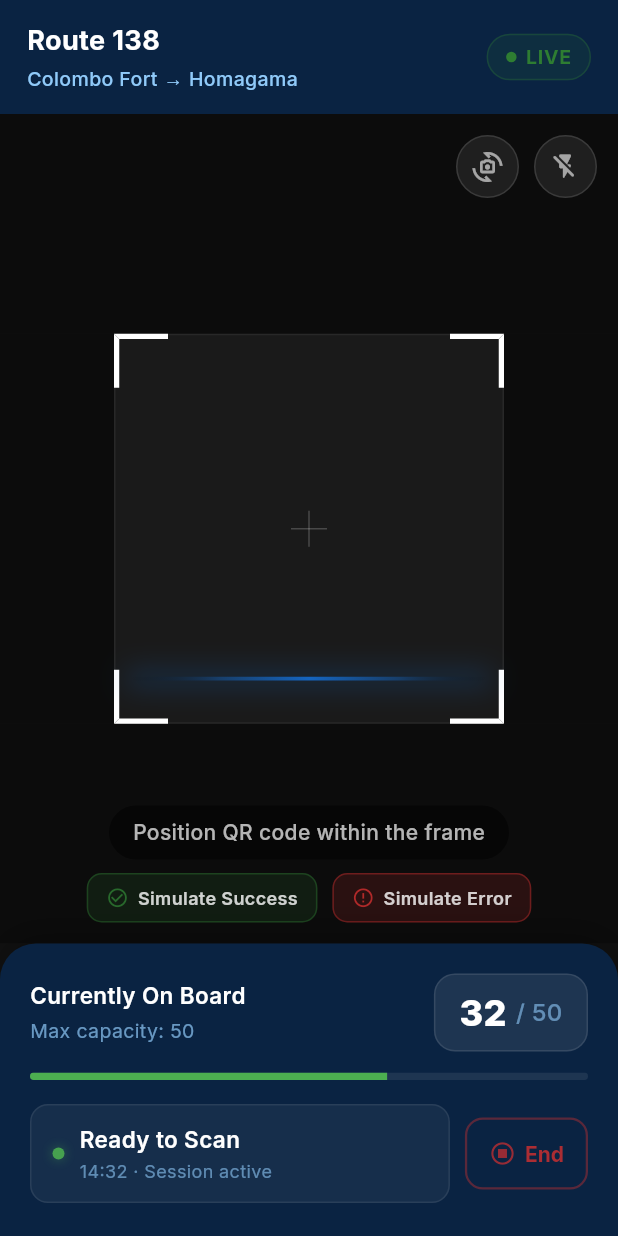
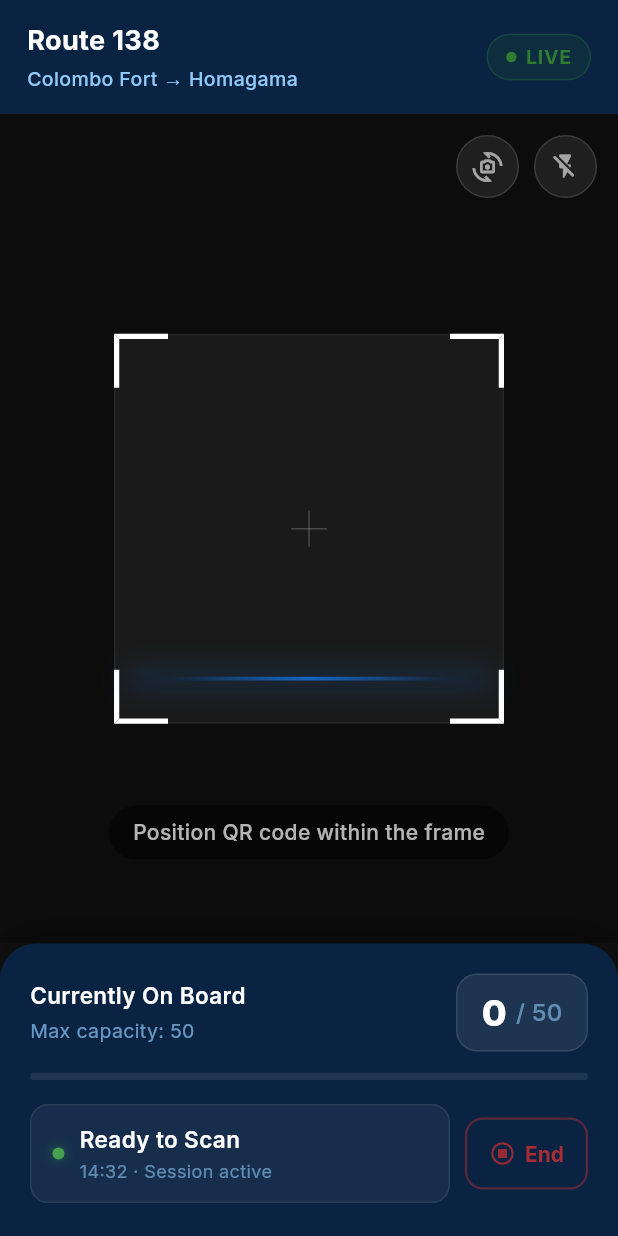
Before and after one commit to NimuthuGanegoda/Online-Bus-Travelling-Management-Production-Ready, a Flutter app: the ActiveScannerScreen screen opened directly, on a phone screen of 412 x 824 dp. Run offline on Flutter 3.47's test engine with Material 3 defaults, Android fonts, the phone set to English and light mode, and no system bars; our stand-ins replace dio, flutter_map, flutter_secure_storage, go_router, google_fonts, latlong2 and 4 more; accounts and stored records are empty; network calls fail.

Commit message:
feat: add live on-board passenger count API and integrate with scanner UI

```diff
--- a/apps/mobile/busgo_scanner/lib/screens/active_scanner_screen.dart
+++ b/apps/mobile/busgo_scanner/lib/screens/active_scanner_screen.dart
@@ -20,6 +20,12 @@ class _ActiveScannerScreenState extends State<ActiveScannerScreen>
   late AnimationController _pulseController;
   late Animation<double> _pulseAnimation;
 
+  bool _processing = false;
+
+  // Real on-board count from /api/driver/me (mapped from bus.crowd_level)
+  int _onBoard = 0;
+  int _capacity = 50;
+
   @override
   void initState() {
     super.initState();
@@ -30,7 +36,6 @@ class _ActiveScannerScreenState extends State<ActiveScannerScreen>
     _scanLineAnimation = Tween<double>(begin: 0.0, end: 1.0).animate(
       CurvedAnimation(parent: _scanLineController, curve: Curves.easeInOut),
     );
-
     _pulseController = AnimationController(
       vsync: this,
       duration: const Duration(milliseconds: 1500),
@@ -38,9 +43,20 @@ class _ActiveScannerScreenState extends State<ActiveScannerScreen>
     _pulseAnimation = Tween<double>(begin: 0.3, end: 1.0).animate(
       CurvedAnimation(parent: _pulseController, curve: Curves.easeInOut),
     );
+
+    _refreshOnBoardCount();
   }
 
-  bool _processing = false;
+  Future<void> _refreshOnBoardCount() async {
+    try {
+      final res = await ApiService().getOnBoardCount();
+      if (!mounted || res == null) return;
+      setState(() {
+        _onBoard = res.passengers;
+        _capacity = res.capacity;
+      });
+    } catch (_) {/* leave count as-is on error */}
+  }
 
   @override
   void dispose() {
@@ -380,40 +396,6 @@ class _ActiveScannerScreenState extends State<ActiveScannerScreen>
                 ),
               ),
 
-              // Demo buttons
-              Positioned(
-                bottom: 14,
-                left: 0,
-                right: 0,
-                child: Row(
-                  mainAxisAlignment: MainAxisAlignment.center,
-                  children: [
-                    _demoBtn(
-                      'Simulate Success',
-                      AppColors.success,
-                      Icons.check_circle_outline,
-                      () => Navigator.push(
-                        context,
-                        MaterialPageRoute(
-                          builder: (_) => const ScanSuccessScreen(),
-                        ),
-                      ),
-                    ),
-                    const SizedBox(width: 10),
-                    _demoBtn(
-                      'Simulate Error',
-                      AppColors.danger,
-                      Icons.error_outline,
-                      () => Navigator.push(
-                        context,
-                        MaterialPageRoute(
-                          builder: (_) => const ScanErrorScreen(),
-                        ),
-                      ),
-                    ),
-                  ],
-                ),
-              ),
             ],
           );
         },
@@ -459,40 +441,6 @@ class _ActiveScannerScreenState extends State<ActiveScannerScreen>
     );
   }
 
-  Widget _demoBtn(
-    String label,
-    Color color,
-    IconData icon,
-    VoidCallback onTap,
-  ) {
-    return GestureDetector(
-      onTap: onTap,
-      child: Container(
-        padding: const EdgeInsets.symmetric(horizontal: 12, vertical: 7),
-        decoration: BoxDecoration(
-          color: color.withValues(alpha: 0.15),
-          border: Border.all(color: color.withValues(alpha: 0.4)),
-          borderRadius: BorderRadius.circular(10),
-        ),
-        child: Row(
-          mainAxisSize: MainAxisSize.min,
-          children: [
-            Icon(icon, size: 15, color: color.withValues(alpha: 0.8)),
-            const SizedBox(width: 6),
-            Text(
-              label,
-              style: GoogleFonts.inter(
-                color: Colors.white.withValues(alpha: 0.8),
-                fontSize: 12,
-                fontWeight: FontWeight.w600,
-              ),
-            ),
-          ],
-        ),
-      ),
-    );
-  }
-
   Widget _buildBottomPanel() {
     return Container(
       padding: const EdgeInsets.fromLTRB(20, 20, 20, 22),
@@ -529,7 +477,7 @@ class _ActiveScannerScreenState extends State<ActiveScannerScreen>
                     ),
                     const SizedBox(height: 4),
                     Text(
-                      'Max capacity: 50',
+                      'Max capacity: $_capacity',
                       style: GoogleFonts.inter(
                         color: AppColors.softBlue.withValues(alpha: 0.7),
                         fontSize: 13,
@@ -554,7 +502,7 @@ class _ActiveScannerScreenState extends State<ActiveScannerScreen>
                 child: Row(
                   children: [
                     Text(
-                      '32',
+                      '$_onBoard',
                       style: GoogleFonts.inter(
                         color: Colors.white,
                         fontSize: 24,
@@ -563,7 +511,7 @@ class _ActiveScannerScreenState extends State<ActiveScannerScreen>
                     ),
                     const SizedBox(width: 6),
                     Text(
-                      '/ 50',
+                      '/ $_capacity',
                       style: GoogleFonts.inter(
                         color: AppColors.softBlue.withValues(alpha: 0.6),
                         fontSize: 16,
@@ -581,7 +529,9 @@ class _ActiveScannerScreenState extends State<ActiveScannerScreen>
           ClipRRect(
             borderRadius: BorderRadius.circular(4),
             child: LinearProgressIndicator(
-              value: 32 / 50,
+              value: _capacity > 0
+                  ? (_onBoard / _capacity).clamp(0.0, 1.0)
+                  : 0.0,
               minHeight: 5,
               backgroundColor: Colors.white.withValues(alpha: 0.08),
               valueColor: const AlwaysStoppedAnimation<Color>(AppColors.online),
```
Also changed, not shown: apps/mobile/busgo_scanner/lib/services/api_service.dart (+44 -0 lines), 3 other files.
